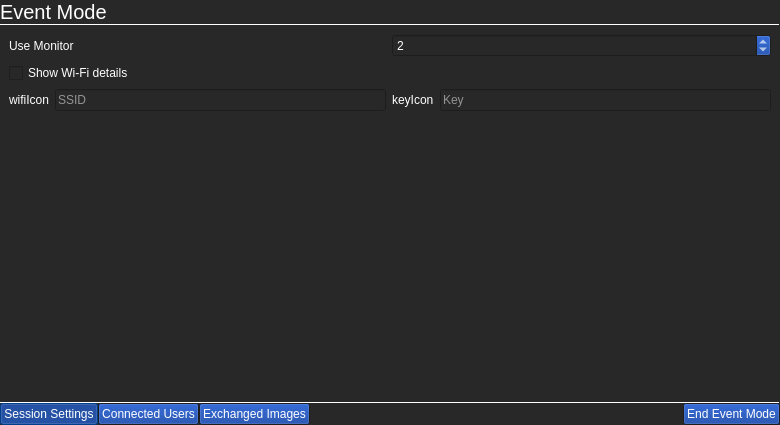
The window that event/eventmodesettings.ui (theCheeseboard/thephoto) describes before a commit, drawn with Qt 5.
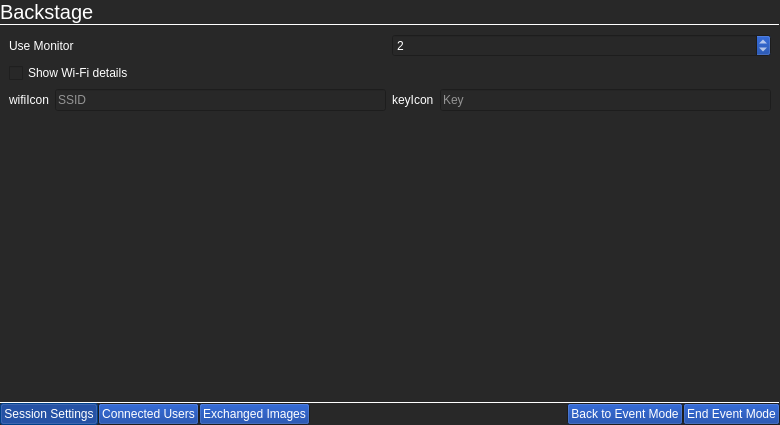
The same window after the commit. Icons and pictures are not drawn.

Commit message: Single screen event mode

Diff of the .ui file:
```diff
--- a/event/eventmodesettings.ui
+++ b/event/eventmodesettings.ui
@@ -294,7 +294,7 @@
       </font>
      </property>
      <property name="text">
-      <string>Event Mode</string>
+      <string>Backstage</string>
      </property>
      <property name="margin">
       <number>9</number>
@@ -518,6 +518,16 @@
        </property>
       </spacer>
      </item>
+     <item>
+      <widget class="QPushButton" name="backToEventModeButton">
+       <property name="text">
+        <string>Back to Event Mode</string>
+       </property>
+       <property name="icon">
+        <iconset theme="arrow-right"/>
+       </property>
+      </widget>
+     </item>
      <item>
       <widget class="QPushButton" name="closeEventModeButton">
        <property name="text">
```
Left out of the diff: 2 changed lines with no effect on the pictures. The commit also changes 29 other files.
